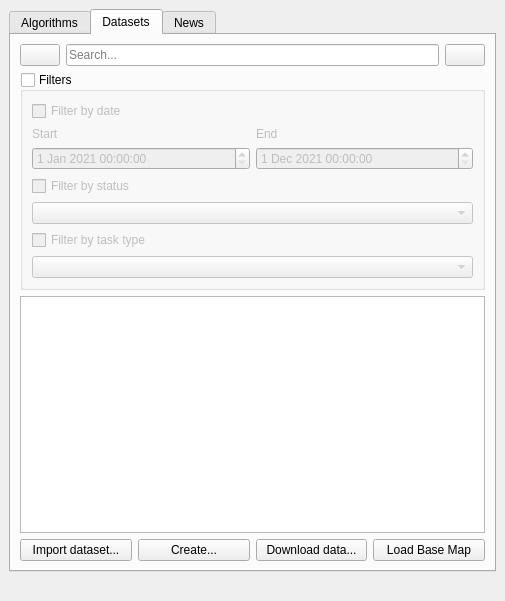
ConservationInternational/trends.earth, file LDMP/gui/WidgetMain.ui: the form before one commit.
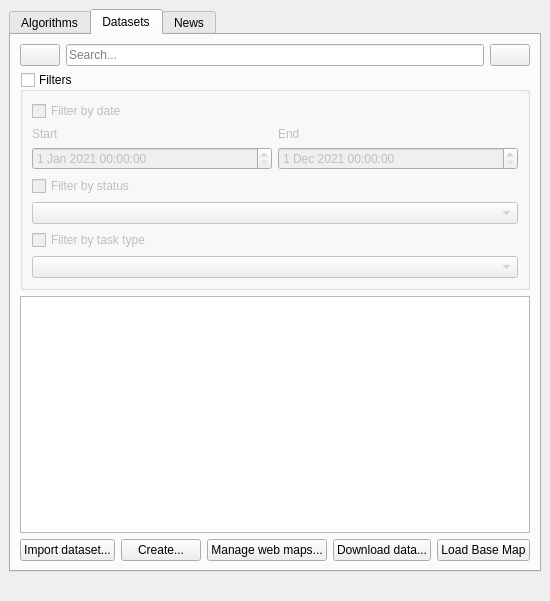
The form after the commit. Custom widgets are drawn as their Qt base class.

Commit message: Improve webmap share dataset selection

The edit to the form file:
```diff
--- a/LDMP/gui/WidgetMain.ui
+++ b/LDMP/gui/WidgetMain.ui
@@ -220,6 +220,13 @@
             </property>
            </widget>
           </item>
+          <item>
+           <widget class="QPushButton" name="manage_webmap_shares_pb">
+            <property name="text">
+             <string>Manage web maps...</string>
+            </property>
+           </widget>
+          </item>
           <item>
            <widget class="QPushButton" name="pushButton_download">
             <property name="toolTip">
```
The commit also changes 13 other files.
